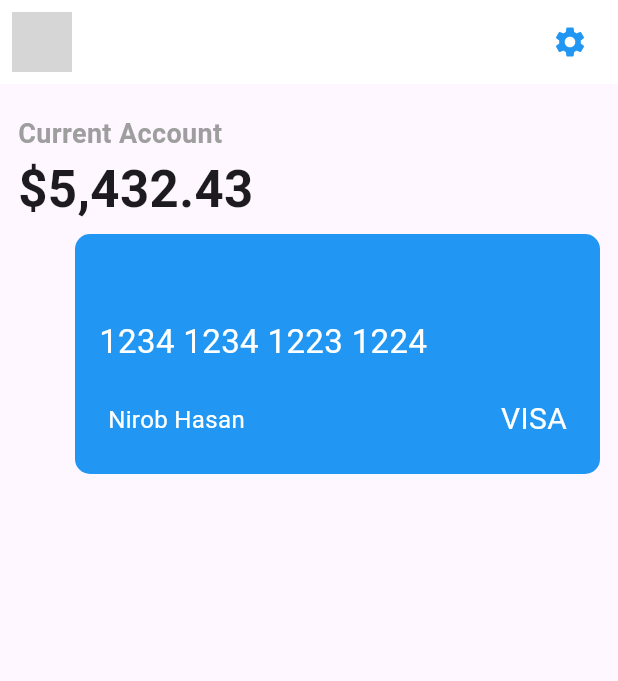
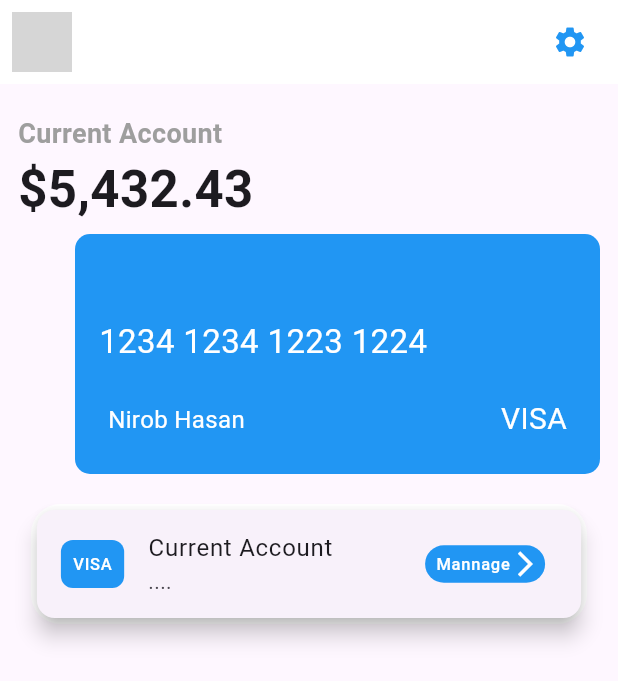
Before and after one commit to tutuldev/expense-app-with-flutter, a Flutter app: the screen it shows after launch, on a phone screen of 412 x 824 dp. Shown: the top 681 px of the screen. Run offline on Flutter 3.47's test engine with Material 3 defaults, Android fonts, the phone set to English and light mode, and no system bars; network calls fail; grey boxes are pictures that could not be loaded.

Commit message:
current account section

```diff
--- a/lib/screens/my_home_screen.dart
+++ b/lib/screens/my_home_screen.dart
@@ -1,3 +1,4 @@
+import 'package:expense_app/screens/widgets/account_mannage.dart';
 import 'package:expense_app/screens/widgets/credit_card.dart';
 import 'package:expense_app/screens/widgets/current_account.dart';
 import 'package:flutter/material.dart';
@@ -34,6 +35,12 @@ class MyHomeScreen extends StatelessWidget {
 
           // cards
           CreditCard(),
+          SizedBox(height: 20),
+
+          //account manage
+          Align (
+            alignment: Alignment.center,
+              child: AccountMannage()),
 
           // transections
 
--- /dev/null
+++ b/lib/screens/widgets/account_mannage.dart
@@ -0,0 +1,49 @@
+import 'package:flutter/cupertino.dart';
+import 'package:flutter/material.dart';
+
+class AccountMannage extends StatelessWidget {
+  const AccountMannage({super.key});
+
+  @override
+  Widget build(BuildContext context) {
+    return Container(
+      height: 80,
+      width: MediaQuery.of(context).size.width *.90,
+      decoration: BoxDecoration(
+        color: Colors.white,
+        borderRadius: BorderRadius.circular(20),
+      ),
+      child: Card(
+        elevation: 6,
+        child: ListTile(
+          leading: Container(
+            padding: EdgeInsets.all(8),
+            decoration: BoxDecoration(
+              color: Colors.blue,
+              borderRadius: BorderRadius.circular(8)
+            ),
+            child: Text("VISA",style: TextStyle(color: Colors.white),),
+          ),
+          title: Text("Current Account"),
+          subtitle: Text("...."),
+          trailing: Container(
+            height: 25,
+            width: 80,
+            decoration: BoxDecoration(color: Colors.blue,
+                borderRadius: BorderRadius.circular(20)),
+            child: Row(
+              mainAxisAlignment: MainAxisAlignment.center,
+              children: [
+                Padding(
+                  padding: const EdgeInsets.only(left:4),
+                  child: Text("Mannage",style: TextStyle(color: Colors.white),),
+                ),
+                Icon(Icons.arrow_forward_ios,size: 20,color: Colors.white,),
+              ],
+            ),
+          )
+        ),
+      ),
+    );
+  }
+}
--- a/lib/screens/widgets/credit_card.dart
+++ b/lib/screens/widgets/credit_card.dart
@@ -19,7 +19,8 @@ class CreditCard extends StatelessWidget {
         children: [
            const Padding(
             padding: EdgeInsets.only(left: 16.0),
-            child: Text("1234 1234 1223 1224",style: TextStyle(fontSize: 22,color: Colors.white),),
+            child: Text("1234 1234 1223 1224",
+              style: TextStyle(fontSize: 22,color: Colors.white),),
           ),
           const SizedBox(height: 22),
           Padding(
@@ -27,7 +28,8 @@ class CreditCard extends StatelessWidget {
             child: Row(
               mainAxisAlignment: MainAxisAlignment.spaceBetween,
               children: const [
-                Text("Nirob Hasan",style: TextStyle(fontSize: 16,color: Colors.white),),
+                Text("Nirob Hasan",
+                  style: TextStyle(fontSize: 16,color: Colors.white),),
                 Text("VISA",style: TextStyle(fontSize: 20,color: Colors.white),)
               ],
             ),
```
